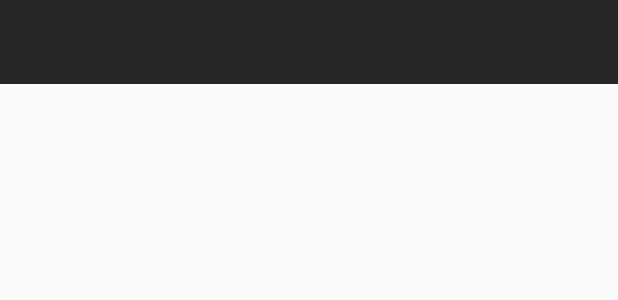
After one commit to ChuanLikeCode/FastSport, an Android app: the layout activity_base.xml on its own in the app's theme, with its tools: preview values and no code run, on a phone screen of 412 x 824 dp. The commit adds this screen. Shown: the top 300 px of the screen. Run offline under Robolectric (Android 15) with nearby library versions, the phone set to English and light mode, and no system bars.

Commit message:
1、沉浸式状态栏

```diff
--- a/app/src/main/AndroidManifest.xml
+++ b/app/src/main/AndroidManifest.xml
@@ -33,7 +33,8 @@
             android:name=".RegisterActivity"
             android:launchMode="singleTask" />
         <activity android:name=".MakeplanActivity" />
-        <activity android:name=".BodyjudgmentActivity"></activity>
+        <activity android:name=".BodyjudgmentActivity" />
+        <activity android:name=".BaseActivity"></activity>
     </application>
 
 </manifest>
--- /dev/null
+++ b/app/src/main/res/layout/activity_base.xml
@@ -0,0 +1,12 @@
+<?xml version="1.0" encoding="utf-8"?>
+<LinearLayout xmlns:android="http://schemas.android.com/apk/res/android"
+    xmlns:tools="http://schemas.android.com/tools"
+    android:id="@+id/root_layout"
+    android:layout_width="match_parent"
+    android:layout_height="match_parent"
+    android:orientation="vertical"
+    tools:context="com.sibo.fastsport.BaseActivity">
+
+    <include layout="@layout/activity_toolbar" />
+
+</LinearLayout>
--- /dev/null
+++ b/app/src/main/res/layout/activity_toolbar.xml
@@ -0,0 +1,11 @@
+<?xml version="1.0" encoding="utf-8"?>
+<android.support.v7.widget.Toolbar xmlns:android="http://schemas.android.com/apk/res/android"
+    xmlns:app="http://schemas.android.com/apk/res-auto"
+    android:id="@+id/toolbar"
+    android:layout_width="match_parent"
+    android:layout_height="wrap_content"
+    android:background="@color/title"
+    android:minHeight="?attr/actionBarSize"
+    android:paddingTop="@dimen/toolbar_padding_top"
+    app:popupTheme="@style/ThemeOverlay.AppCompat.Light"
+    app:theme="@style/ThemeOverlay.AppCompat.Dark.ActionBar" />
--- /dev/null
+++ b/app/src/main/res/values-v19/dimens.xml
@@ -0,0 +1,4 @@
+<?xml version="1.0" encoding="utf-8"?>
+<resources>
+    <dimen name="toolbar_padding_top">25dp</dimen>
+</resources>
--- /dev/null
+++ b/app/src/main/res/values-v19/styles.xml
@@ -0,0 +1,8 @@
+<?xml version="1.0" encoding="utf-8"?>
+<resources>
+    <!-- Base application theme. -->
+    <style name="AppTheme" parent="Theme.AppCompat.Light.NoActionBar">
+        <!-- 建议在BaseActivity中代码声明 -->
+        <!-- <item name="android:windowTranslucentStatus">true</item> -->
+    </style>
+</resources>
--- a/app/src/main/res/values/dimens.xml
+++ b/app/src/main/res/values/dimens.xml
@@ -2,4 +2,5 @@
     <!-- Default screen margins, per the Android Design guidelines. -->
     <dimen name="activity_horizontal_margin">16dp</dimen>
     <dimen name="activity_vertical_margin">16dp</dimen>
+    <dimen name="toolbar_padding_top">0dp</dimen>
 </resources>
```
Also changed, not shown: app/src/main/java/com/sibo/fastsport/BaseActivity.java (added, +50 -0 lines), app/src/main/java/com/sibo/fastsport/BaseTranslucentActivity.java (added, +115 -0 lines), app/src/main/java/com/sibo/fastsport/LoginActivity.java (+17 -18 lines), app/src/main/java/com/sibo/fastsport/RegisterActivity.java (+40 -18 lines).
